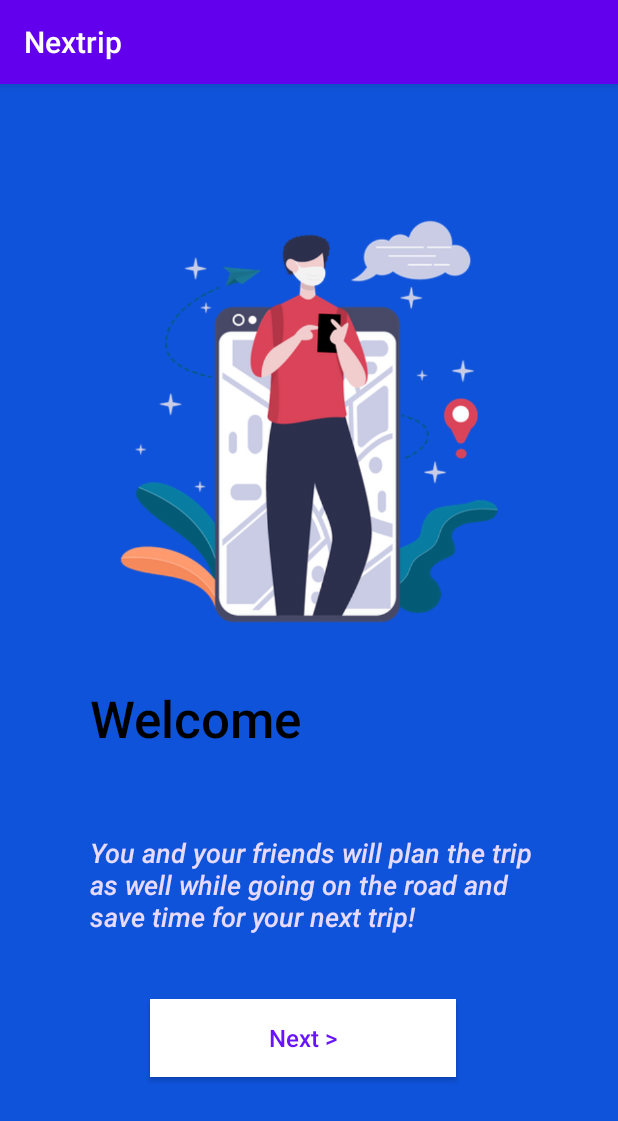
After one commit to laksithanayanajith/Nextrip, an Android app: the WelcomeActivity screen opened directly, with no data from a screen before it, on a phone screen of 412 x 824 dp. The commit adds this screen. Shown: the top 1121 px of the screen. Run offline under Robolectric (Android 15) with nearby library versions, the phone set to English and light mode, and no system bars; our stand-ins replace Firebase (no records; nobody signed in at launch, a user with empty details on screens opened directly).

Commit message:
Google Sign in method and display user name

```diff
--- a/app/build.gradle
+++ b/app/build.gradle
@@ -39,6 +39,7 @@ dependencies {
     implementation 'com.android.support.constraint:constraint-layout:2.0.4'
     implementation 'com.google.android.ads:mediation-test-suite:3.0.0'
     implementation 'com.google.firebase:firebase-auth:21.1.0'
+    implementation 'androidx.constraintlayout:constraintlayout:2.1.4'
     //implementation 'androidx.activity:activity-ktx:1.6.1'
     testImplementation 'junit:junit:4.13.2'
     androidTestImplementation 'com.android.support.test:runner:1.0.2'
--- a/app/src/main/AndroidManifest.xml
+++ b/app/src/main/AndroidManifest.xml
@@ -12,6 +12,13 @@
         android:supportsRtl="true"
         android:theme="@style/Theme.Nextrip"
         tools:targetApi="31">
+        <activity
+            android:name=".WelcomeActivity"
+            android:exported="false">
+            <meta-data
+                android:name="android.app.lib_name"
+                android:value="" />
+        </activity>
         <activity
             android:name=".MainActivity"
             android:exported="true">
--- a/app/src/main/java/com/example/nextrip/MainActivity.kt
+++ b/app/src/main/java/com/example/nextrip/MainActivity.kt
@@ -69,6 +69,8 @@ class MainActivity : AppCompatActivity() {
         firebaseAuth.signInWithCredential(credential).addOnCompleteListener {
             if (it.isSuccessful) {
                 val intent: Intent = Intent(this, HomeActivity::class.java)
+                intent.putExtra("name", account.displayName)
+                intent.putExtra("email", account.email)
                 startActivity(intent)
             } else {
                 Toast.makeText(this, it.exception.toString(), Toast.LENGTH_SHORT).show()
--- /dev/null
+++ b/app/src/main/java/com/example/nextrip/WelcomeActivity.kt
@@ -0,0 +1,23 @@
+package com.example.nextrip
+
+import android.os.Bundle
+import android.widget.TextView
+import androidx.appcompat.app.AppCompatActivity
+import com.google.firebase.auth.FirebaseAuth
+
+class WelcomeActivity : AppCompatActivity() {
+
+    private lateinit var firabaseAuth : FirebaseAuth
+
+    override fun onCreate(savedInstanceState: Bundle?) {
+        super.onCreate(savedInstanceState)
+        setContentView(R.layout.activity_welcome)
+
+        firabaseAuth = FirebaseAuth.getInstance()
+
+        val name = intent.getStringExtra("name")
+        val email = intent.getStringExtra("email")
+
+        findViewById<TextView>(R.id.txt_name).setText(name).toString()
+    }
+}
--- a/app/src/main/res/layout/activity_main.xml
+++ b/app/src/main/res/layout/activity_main.xml
@@ -27,7 +27,7 @@
         tools:ignore="MissingConstraints" />
 
     <TextView
-        android:id="@+id/topic"
+        android:id="@+id/welcome"
         android:layout_width="wrap_content"
         android:layout_height="wrap_content"
         android:layout_marginStart="40dp"
--- /dev/null
+++ b/app/src/main/res/layout/activity_welcome.xml
@@ -0,0 +1,95 @@
+<?xml version="1.0" encoding="utf-8"?>
+<RelativeLayout xmlns:android="http://schemas.android.com/apk/res/android"
+    xmlns:app="http://schemas.android.com/apk/res-auto"
+    xmlns:tools="http://schemas.android.com/tools"
+    android:layout_width="match_parent"
+    android:layout_height="match_parent"
+    android:background="#9C27B0"
+    android:backgroundTint="#0F53DA"
+    tools:context=".WelcomeActivity">
+
+    <ImageView
+        android:id="@+id/welcomeimage"
+        android:layout_width="wrap_content"
+        android:layout_height="wrap_content"
+        android:visibility="visible"
+        app:srcCompat="@drawable/location_tracking_app_4475005_3714158"
+        tools:layout_editor_absoluteX="140dp"
+        tools:layout_editor_absoluteY="208dp" />
+
+    <TextView
+        android:id="@+id/welcome"
+        android:layout_width="wrap_content"
+        android:layout_height="wrap_content"
+        android:layout_marginStart="60dp"
+        android:layout_marginTop="400dp"
+        android:layout_marginEnd="40dp"
+        android:layout_marginBottom="100dp"
+        android:fontFamily="sans-serif-medium"
+        android:text="Welcome"
+        android:textAppearance="@style/TextAppearance.AppCompat.Display1"
+        android:textColor="#000000"
+        app:layout_constraintEnd_toEndOf="parent"
+        app:layout_constraintHorizontal_bias="0.406"
+        app:layout_constraintStart_toStartOf="parent"
+        app:layout_constraintTop_toTopOf="parent"
+        app:layout_constraintVertical_bias="0.094" />
+
+    <TextView
+        android:id="@+id/txt_name"
+        android:layout_width="wrap_content"
+        android:layout_height="wrap_content"
+        android:layout_marginStart="60dp"
+        android:layout_marginTop="440dp"
+        android:layout_marginEnd="40dp"
+        android:layout_marginBottom="100dp"
+        android:fontFamily="sans-serif-medium"
+        android:text="name"
+        android:textAppearance="@style/TextAppearance.AppCompat.Display1"
+        android:textColor="#2B1651"
+        app:layout_constraintEnd_toEndOf="parent"
+        app:layout_constraintHorizontal_bias="0.406"
+        app:layout_constraintStart_toStartOf="parent"
+        app:layout_constraintTop_toTopOf="parent"
+        app:layout_constraintVertical_bias="0.094" />
+
+    <TextView
+        android:id="@+id/desc"
+        android:layout_width="wrap_content"
+        android:layout_height="wrap_content"
+        android:layout_marginStart="60dp"
+        android:layout_marginTop="500dp"
+        android:layout_marginEnd="40dp"
+        android:layout_marginBottom="100dp"
+        android:fontFamily="sans-serif-medium"
+        android:text="You and your friends will plan the trip as well while going on the road and save time for your next trip!"
+        android:textAlignment="textStart"
+        android:textAppearance="@style/TextAppearance.AppCompat.Medium"
+        android:textColor="#E7DBFD"
+        android:textStyle="italic"
+        android:visibility="visible"
+        app:layout_constraintEnd_toEndOf="parent"
+        app:layout_constraintHorizontal_bias="0.406"
+        app:layout_constraintStart_toStartOf="parent"
+        app:layout_constraintTop_toTopOf="parent"
+        app:layout_constraintVertical_bias="0.094" />
+
+    <Button
+        android:id="@+id/next"
+        android:layout_width="204dp"
+        android:layout_height="52dp"
+        android:layout_marginStart="100dp"
+        android:layout_marginTop="610dp"
+        android:layout_marginEnd="100dp"
+        android:layout_marginBottom="32dp"
+        android:background="#FFFFFF"
+        android:fontFamily="sans-serif-medium"
+        android:text="Next >"
+        android:textAlignment="center"
+        android:textAppearance="@style/TextAppearance.AppCompat.Medium"
+        android:textColor="#6814FF"
+        android:textSize="16sp"
+        android:visibility="visible"
+        tools:ignore="MissingConstraints" />
+
+</RelativeLayout>
```
Also changed, not shown: app/src/main/res/drawable/location_tracking_app_4475005_3714158.png (added).
